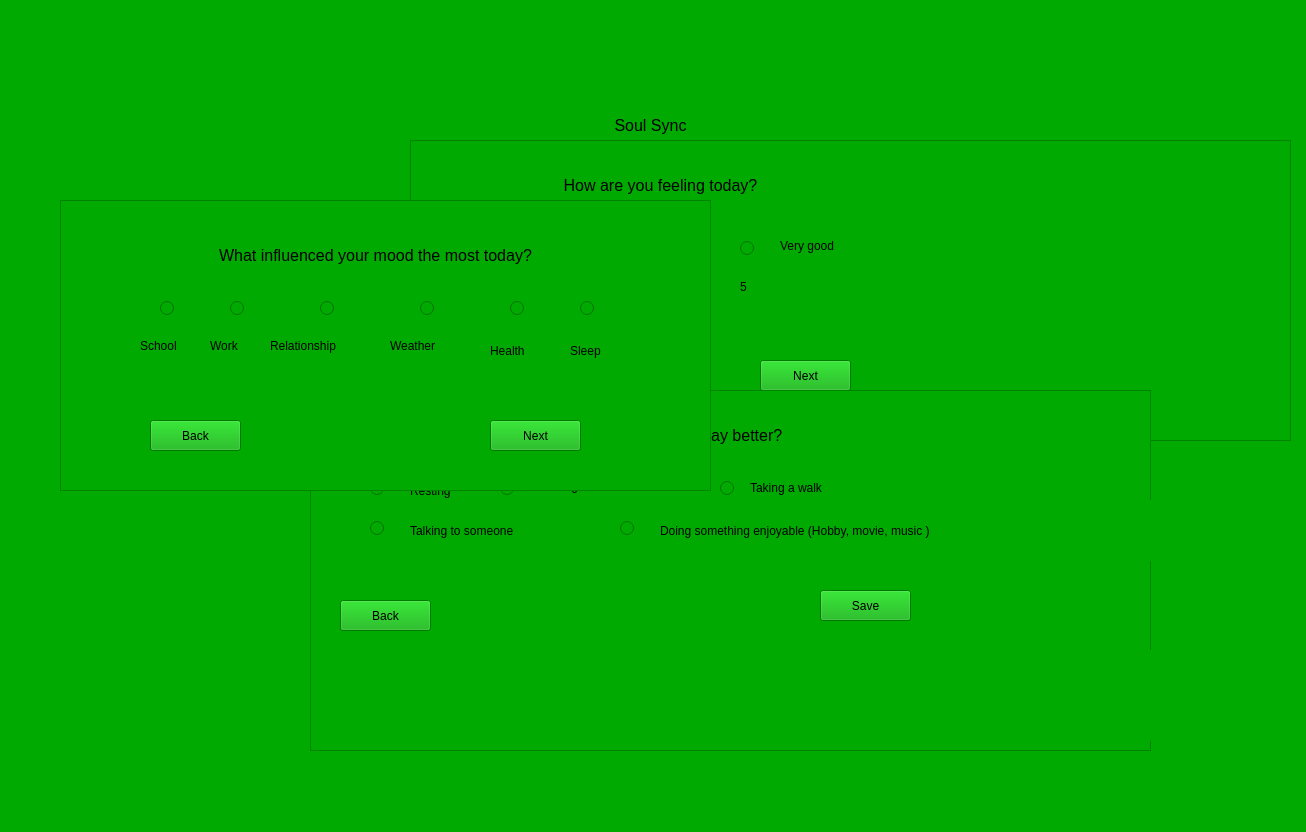
The window that All_Files/view/UI files/mood_tracker.ui (LungoweA/SoulSync) describes before a commit, drawn with Qt 5.
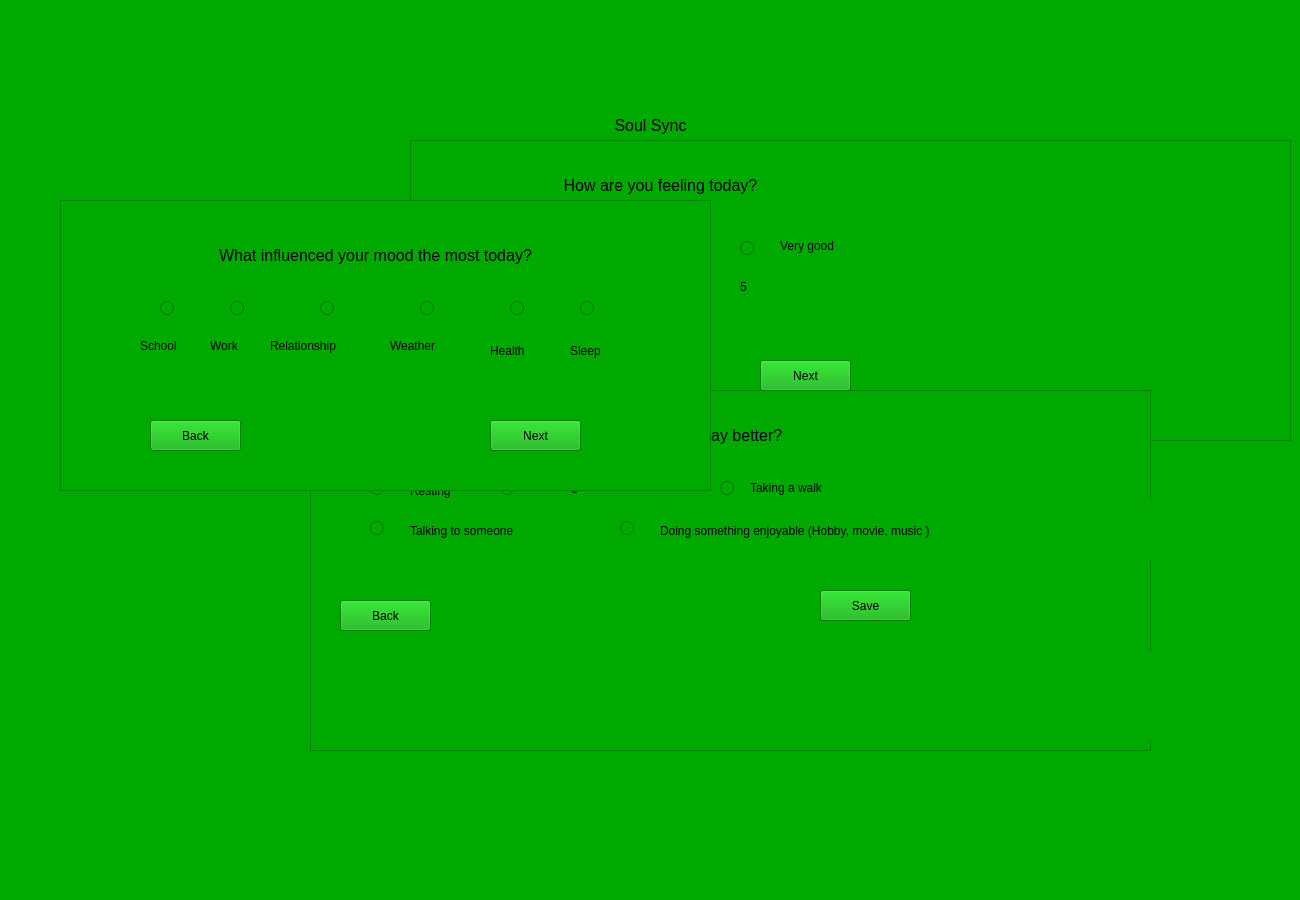
The same window after the commit. Icons and pictures are not drawn.

Patch:
```diff
--- a/All_Files/view/UI files/mood_tracker.ui
+++ b/All_Files/view/UI files/mood_tracker.ui
@@ -6,8 +6,8 @@
    <rect>
     <x>0</x>
     <y>0</y>
-    <width>1306</width>
-    <height>832</height>
+    <width>1300</width>
+    <height>900</height>
    </rect>
   </property>
   <property name="windowTitle">
```
Left out of the diff: 4 changed lines with no effect on the pictures.
